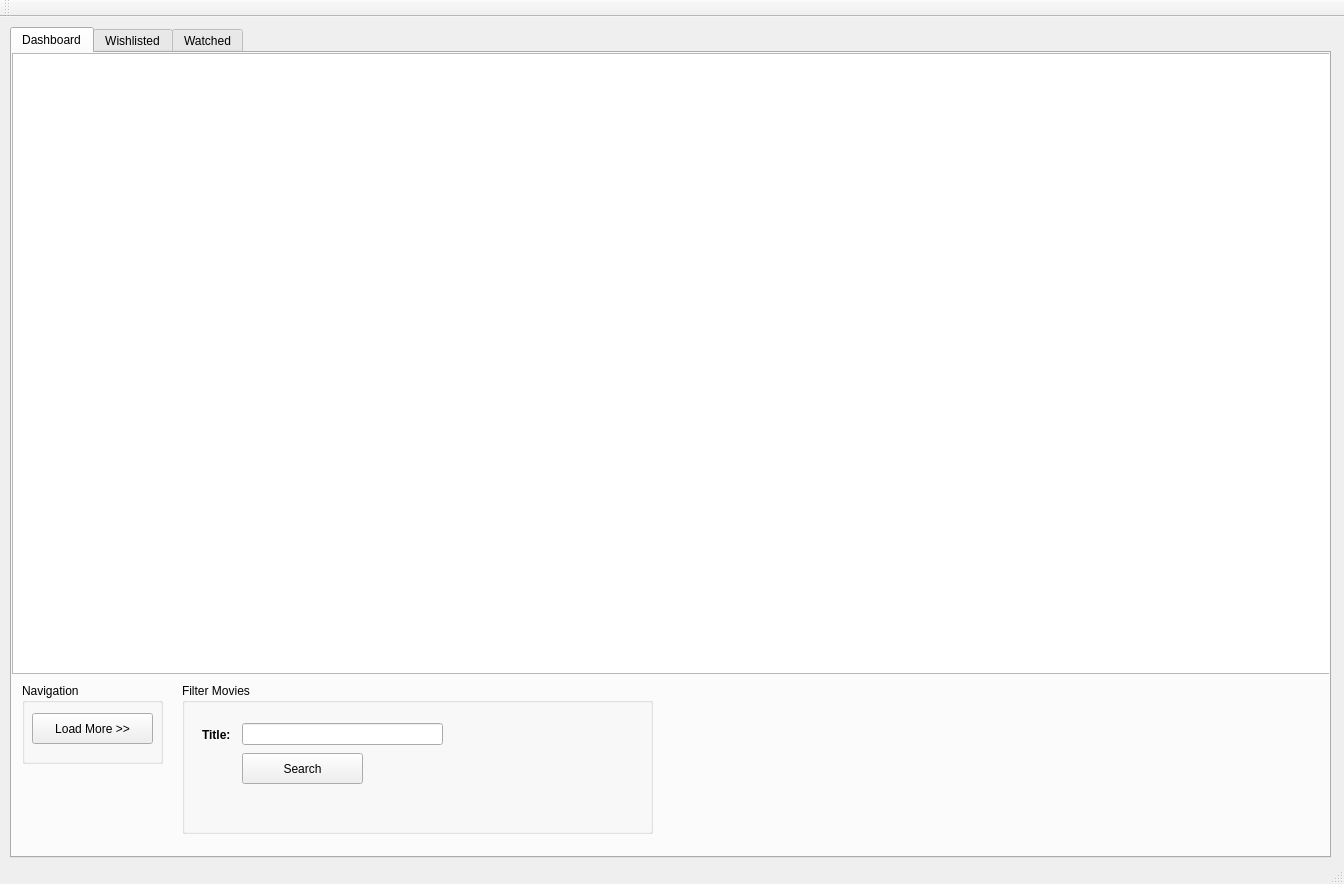
Above: MoviePlatformApp/MoviePlatformApp/MovieDashboard.ui from TudiMoldoveanu/MovieRecomendationApp before the change. Below: the same form after it.
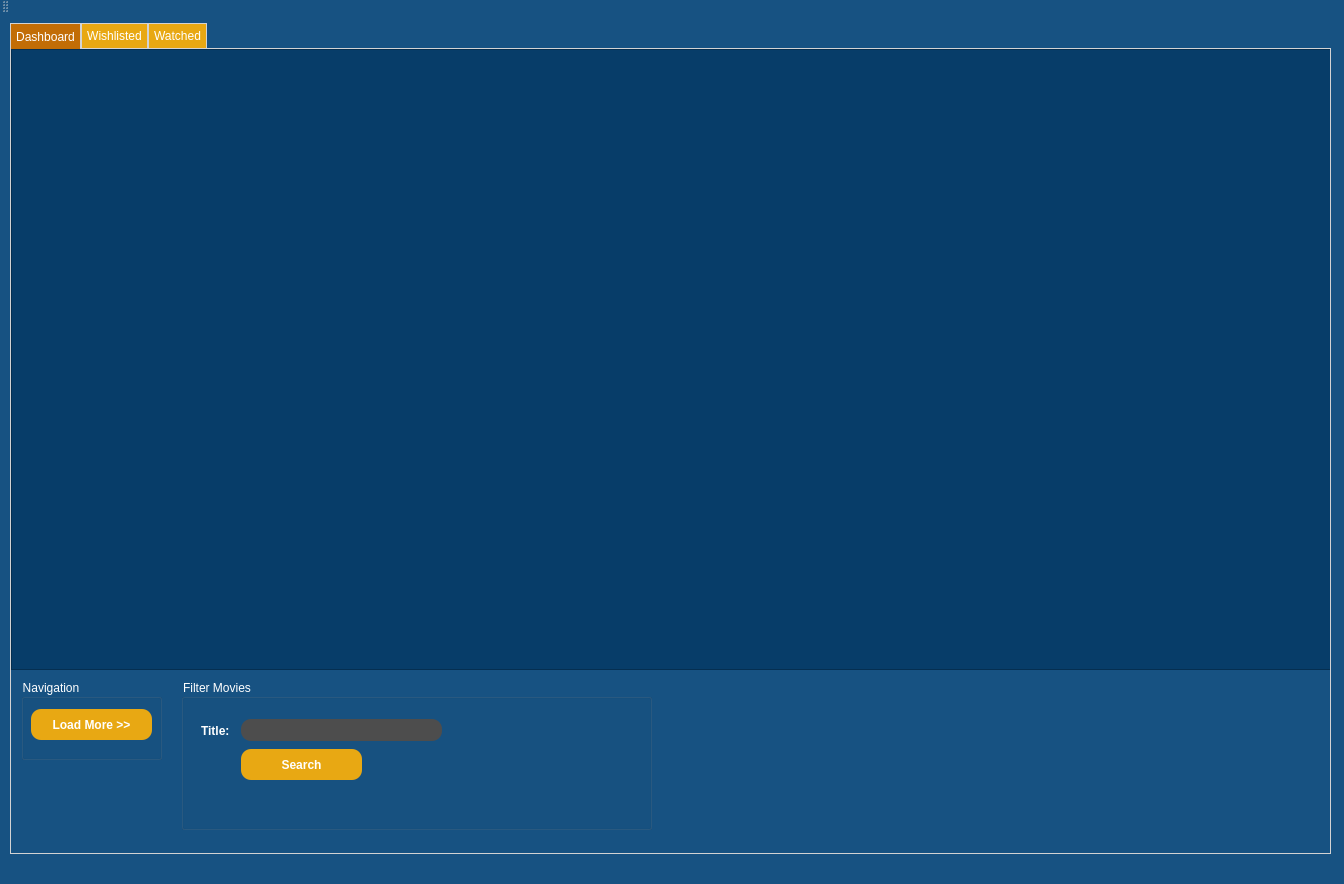
That is the form after the change. Icons and pictures are not drawn.

Commit message: Made MovieDashboard page appear only when we click on login button on the LogIn page. This action is preformed only when an existing user is introduced.

Patch:
```diff
--- a/MoviePlatformApp/MoviePlatformApp/MovieDashboard.ui
+++ b/MoviePlatformApp/MoviePlatformApp/MovieDashboard.ui
@@ -13,6 +13,151 @@
   <property name="windowTitle">
    <string>MovieDashboard</string>
   </property>
+  <property name="styleSheet">
+   <string notr="true">/*-----QWidget-----*/
+QWidget
+{
+	background-color: #175282;
+	color: #fff;
+	border-color: #000000;
+
+}
+
+
+/*-----QLabel-----*/
+QLabel
+{
+	background-color: transparent;
+	color: #fff;
+	font-weight: bold;
+	border-color: #000000;
+
+}
+
+
+/*-----QPushButton-----*/
+QPushButton
+{
+	background-color: #e8a813;
+	color: #fff;
+	font-weight: bold;
+	border-radius: 10px;
+	padding: 5px;
+
+}
+
+
+QPushButton::hover
+{
+	background-color: #fcba21;
+	color: #fff;
+
+}
+
+
+QPushButton::pressed
+{
+	background-color: #fcba21;
+	color: #fff;
+
+}
+
+
+/*-----QToolButton-----*/
+QToolButton
+{
+	background-color: transparent;
+	color: #000000;
+	border-style: solid;
+	border-color: #000000;
+
+}
+
+
+QToolButton::hover
+{
+	background-color: #d10000;
+	color: #000000;
+	border-radius: 15px;
+	border-color: #d10000;
+
+}
+
+
+QToolButton::pressed
+{
+	background-color: #d10000;
+	color: #000000;
+	border-style: solid;
+	border-width: 0px;
+
+}
+
+
+/*-----QLineEdit-----*/
+QLineEdit{
+	background-color: #4d4d4d;
+	color: #fff;
+	font-weight: bold;
+	border-style: solid;
+	border-radius: 10px;
+	padding: 5px;
+
+}
+
+
+/*-----QCheckBox-----*/
+QCheckBox
+{
+	background-color: transparent;
+	color: #b9b9bb;
+	font-weight: bold;
+
+}
+
+
+QCheckBox::indicator
+{
+    color: #b1b1b1;
+    background-color: #00111d;
+    border: 1px solid #d10000;
+    width: 12px;
+    height: 12px;
+
+}
+
+
+QCheckBox::indicator:checked
+{
+    image:url(&quot;./ressources/check.png&quot;); /*To replace*/
+	background-color: #d10000;
+    border: 1px solid #d10000;
+
+}
+
+
+QCheckBox::indicator:unchecked:hover
+{
+    border: 1px solid #ff0000;
+
+}
+
+
+QCheckBox::disabled
+{
+	color: #656565;
+
+}
+
+
+QCheckBox::indicator:disabled
+{
+	background-color: #656565;
+	color: #656565;
+    border: 1px solid #656565;
+
+}</string>
+  </property>
   <widget class="QWidget" name="centralWidget">
    <widget class="QTabWidget" name="tabWidget">
     <property name="geometry">
@@ -23,6 +168,24 @@
       <height>831</height>
      </rect>
     </property>
+    <property name="styleSheet">
+     <string notr="true">QTabWidget::pane {
+  border: 1px solid lightgray;
+  top:-1px; 
+  background: #e8a813;
+} 
+
+QTabBar::tab {
+  background: #e8a813;
+  border: 1px solid lightgray; 
+  padding:5px;
+} 
+
+QTabBar::tab:selected { 
+  background: #c26d06;
+  margin-bottom: -1px; 
+}</string>
+    </property>
     <property name="currentIndex">
      <number>0</number>
     </property>
@@ -39,6 +202,15 @@
         <height>621</height>
        </rect>
       </property>
+      <property name="styleSheet">
+       <string notr="true">QTableView {
+    background: #073d69;
+    
+}
+QHeaderView {
+background:#073d69 ;
+}</string>
+      </property>
      </widget>
      <widget class="QGroupBox" name="groupBox">
       <property name="geometry">
```
Left out of the diff: 20 changed lines with no effect on the pictures. The commit also changes 8 other files.
